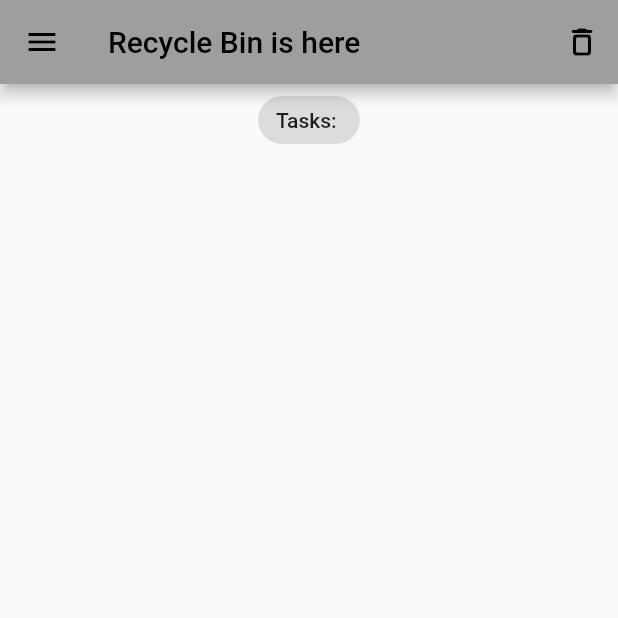
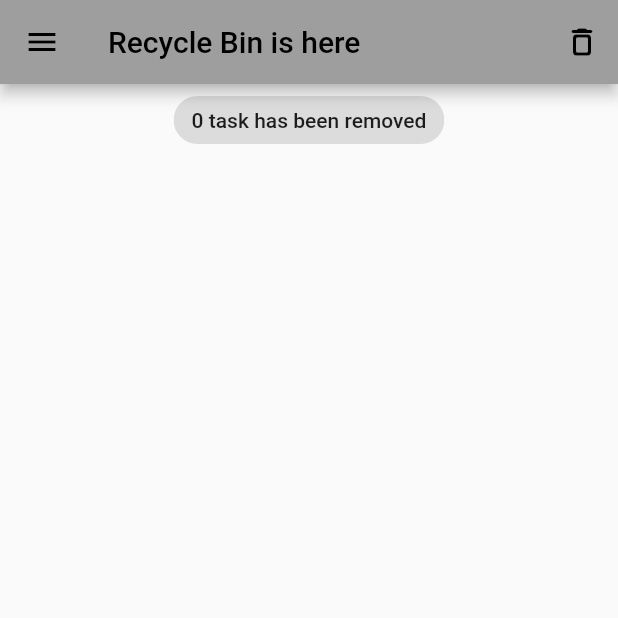
Before and after one commit to mahdiyarz/TodoAppWithBloc, a Flutter app: the RecycleBinScreen screen opened by its route, on a phone screen of 412 x 824 dp, the top half of it. Run offline on Flutter 3.47's test engine with Material 2 defaults, Android fonts, the phone set to English and light mode, and no system bars; our stand-ins replace equatable, flutter_bloc, hydrated_bloc.

Commit message:
fix some bugs

```diff
--- a/lib/blocs/tasks_bloc/tasks_bloc.dart
+++ b/lib/blocs/tasks_bloc/tasks_bloc.dart
@@ -128,10 +128,10 @@ class TasksBloc extends HydratedBloc<TasksEvent, TasksState> {
     log('run recycle task');
     final state = this.state;
     final task = event.recycleTask;
-    final int index = state.removedTasks.indexOf(task);
+
     List<TaskModel> pendingTasks = List.from(state.pendingTasks)
       ..insert(
-        index,
+        0,
         task.copyWith(
           isDelete: false,
           isDone: false,
--- a/lib/screens/complete_tasks_screen.dart
+++ b/lib/screens/complete_tasks_screen.dart
@@ -17,9 +17,13 @@ class CompleteTasksScreen extends StatelessWidget {
           children: [
             Center(
               child: Chip(
-                label: Text(
-                  'Tasks: ${state.pendingTasks.length}',
-                ),
+                label: tasksList.length > 1
+                    ? Text(
+                        '${tasksList.length} tasks are complete',
+                      )
+                    : Text(
+                        '${tasksList.length} task is complete',
+                      ),
               ),
             ),
             TasksListBuilder(tasksList: tasksList)
--- a/lib/screens/favorite_tasks_screen.dart
+++ b/lib/screens/favorite_tasks_screen.dart
@@ -17,9 +17,13 @@ class FavoriteTasksScreen extends StatelessWidget {
           children: [
             Center(
               child: Chip(
-                label: Text(
-                  'Tasks: ${state.pendingTasks.length}',
-                ),
+                label: tasksList.length > 1
+                    ? Text(
+                        '${tasksList.length} tasks are bookmarked',
+                      )
+                    : Text(
+                        '${tasksList.length} task is bookmarked',
+                      ),
               ),
             ),
             TasksListBuilder(tasksList: tasksList)
--- a/lib/screens/pending_tasks_screen.dart
+++ b/lib/screens/pending_tasks_screen.dart
@@ -17,9 +17,13 @@ class PendingTasksScreen extends StatelessWidget {
           children: [
             Center(
               child: Chip(
-                label: Text(
-                  'Tasks: ${state.pendingTasks.length}',
-                ),
+                label: tasksList.length > 1
+                    ? Text(
+                        '${tasksList.length} tasks are pending',
+                      )
+                    : Text(
+                        '${tasksList.length} task is pending',
+                      ),
               ),
             ),
             TasksListBuilder(tasksList: tasksList)
--- a/lib/screens/recycle_bin_screen.dart
+++ b/lib/screens/recycle_bin_screen.dart
@@ -34,11 +34,15 @@ class RecycleBinScreen extends StatelessWidget {
           body: Column(
             crossAxisAlignment: CrossAxisAlignment.center,
             children: [
-              const Center(
+              Center(
                 child: Chip(
-                  label: Text(
-                    'Tasks: ',
-                  ),
+                  label: removedTasks.length > 1
+                      ? Text(
+                          '${removedTasks.length} tasks has been removed',
+                        )
+                      : Text(
+                          '${removedTasks.length} task has been removed',
+                        ),
                 ),
               ),
               TasksListBuilder(
--- a/lib/widgets/my_popup_menu.dart
+++ b/lib/widgets/my_popup_menu.dart
@@ -28,8 +28,12 @@ class MyPopupMenu extends StatelessWidget {
                   onTap: likeOrDislikeCallback,
                   child: TextButton.icon(
                     onPressed: null,
-                    icon: const Icon(Icons.bookmark),
-                    label: const Text('Add to bookmark'),
+                    icon: task.isFavorite == true
+                        ? const Icon(Icons.bookmark_border)
+                        : const Icon(Icons.bookmark_add),
+                    label: task.isFavorite == true
+                        ? const Text('Remove from\nbookmark')
+                        : const Text('Add to\nbookmark'),
                   ),
                 ),
                 PopupMenuItem(
```
